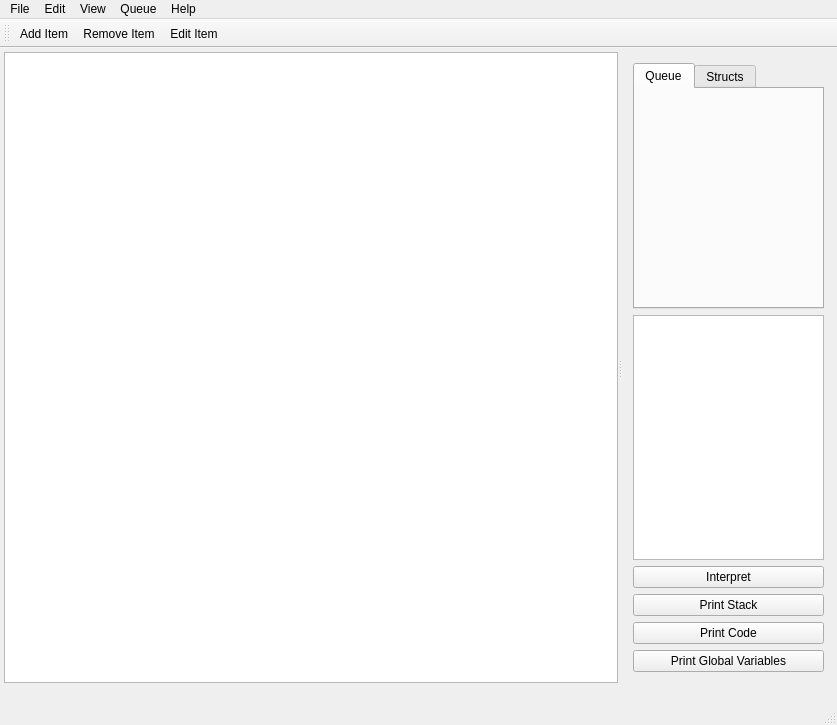
This is mainwindow.ui in chrismanning/ddvs as Qt 5 draws it before an edit. The edited form follows.
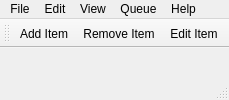
This is the edited form. Icons and pictures are not drawn.

Commit message: Rework the UI using C++ rather than the form designer. It now expands properly on resize and the debugging buttons are only shown when built in debug mode. Need to add a queue back.

Patch:
```diff
--- a/mainwindow.ui
+++ b/mainwindow.ui
@@ -2,120 +2,35 @@
 <ui version="4.0">
  <class>MainWindow</class>
  <widget class="QMainWindow" name="MainWindow">
-  <property name="geometry">
-   <rect>
-    <x>0</x>
-    <y>0</y>
-    <width>837</width>
-    <height>725</height>
-   </rect>
-  </property>
-  <property name="minimumSize">
-   <size>
-    <width>837</width>
-    <height>725</height>
-   </size>
+  <property name="sizePolicy">
+   <sizepolicy hsizetype="Preferred" vsizetype="Preferred">
+    <horstretch>1</horstretch>
+    <verstretch>1</verstretch>
+   </sizepolicy>
   </property>
   <property name="windowTitle">
    <string>MainWindow</string>
   </property>
   <widget class="QWidget" name="centralWidget">
-   <widget class="QSplitter" name="splitter">
-    <property name="geometry">
-     <rect>
-      <x>4</x>
-      <y>4</y>
-      <width>831</width>
-      <height>631</height>
-     </rect>
-    </property>
-    <property name="orientation">
-     <enum>Qt::Horizontal</enum>
-    </property>
-    <widget class="QGraphicsView" name="graphicsView">
-     <property name="sizePolicy">
-      <sizepolicy hsizetype="Expanding" vsizetype="Expanding">
-       <horstretch>1</horstretch>
-       <verstretch>1</verstretch>
-      </sizepolicy>
-     </property>
-     <property name="minimumSize">
-      <size>
-       <width>614</width>
-       <height>610</height>
-      </size>
-     </property>
-     <property name="renderHints">
-      <set>QPainter::Antialiasing|QPainter::SmoothPixmapTransform|QPainter::TextAntialiasing</set>
-     </property>
-    </widget>
-    <widget class="QWidget" name="">
-     <layout class="QVBoxLayout" name="verticalLayout">
-      <item>
-       <widget class="QTabWidget" name="tabWidget">
-        <property name="enabled">
-         <bool>true</bool>
-        </property>
-        <property name="currentIndex">
-         <number>0</number>
-        </property>
-        <widget class="QWidget" name="QueueTab">
-         <attribute name="title">
-          <string>Queue</string>
-         </attribute>
-        </widget>
-        <widget class="QWidget" name="StructsTab">
-         <attribute name="title">
-          <string>Structs</string>
-         </attribute>
-        </widget>
-       </widget>
-      </item>
-      <item>
-       <widget class="QPlainTextEdit" name="interpreterInput"/>
-      </item>
-      <item>
-       <layout class="QGridLayout" name="gridLayout">
-        <item row="0" column="0">
-         <widget class="QPushButton" name="interpretButton">
-          <property name="text">
-           <string>Interpret</string>
-          </property>
-         </widget>
-        </item>
-        <item row="1" column="0">
-         <widget class="QPushButton" name="printStackButton">
-          <property name="text">
-           <string>Print Stack</string>
-          </property>
-         </widget>
-        </item>
-        <item row="2" column="0">
-         <widget class="QPushButton" name="printCodeButton">
-          <property name="text">
-           <string>Print Code</string>
-          </property>
-         </widget>
-        </item>
-        <item row="3" column="0">
-         <widget class="QPushButton" name="printVarsButton">
-          <property name="text">
-           <string>Print Global Variables</string>
-          </property>
-         </widget>
-        </item>
-       </layout>
-      </item>
-     </layout>
-    </widget>
-   </widget>
+   <property name="sizePolicy">
+    <sizepolicy hsizetype="Expanding" vsizetype="Expanding">
+     <horstretch>1</horstretch>
+     <verstretch>1</verstretch>
+    </sizepolicy>
+   </property>
+   <property name="sizeIncrement">
+    <size>
+     <width>1</width>
+     <height>1</height>
+    </size>
+   </property>
   </widget>
   <widget class="QMenuBar" name="menuBar">
    <property name="geometry">
     <rect>
      <x>0</x>
      <y>0</y>
-     <width>837</width>
+     <width>98</width>
      <height>22</height>
     </rect>
    </property>
```
The commit also changes 2 other files.
